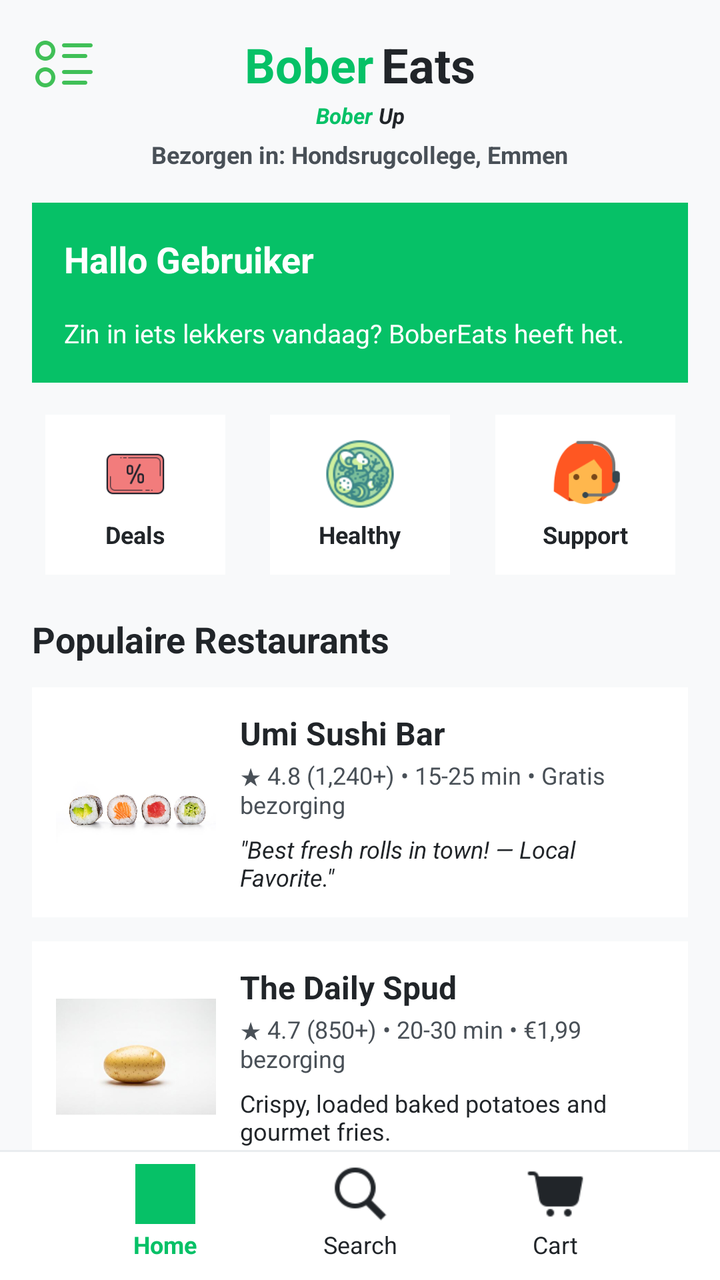
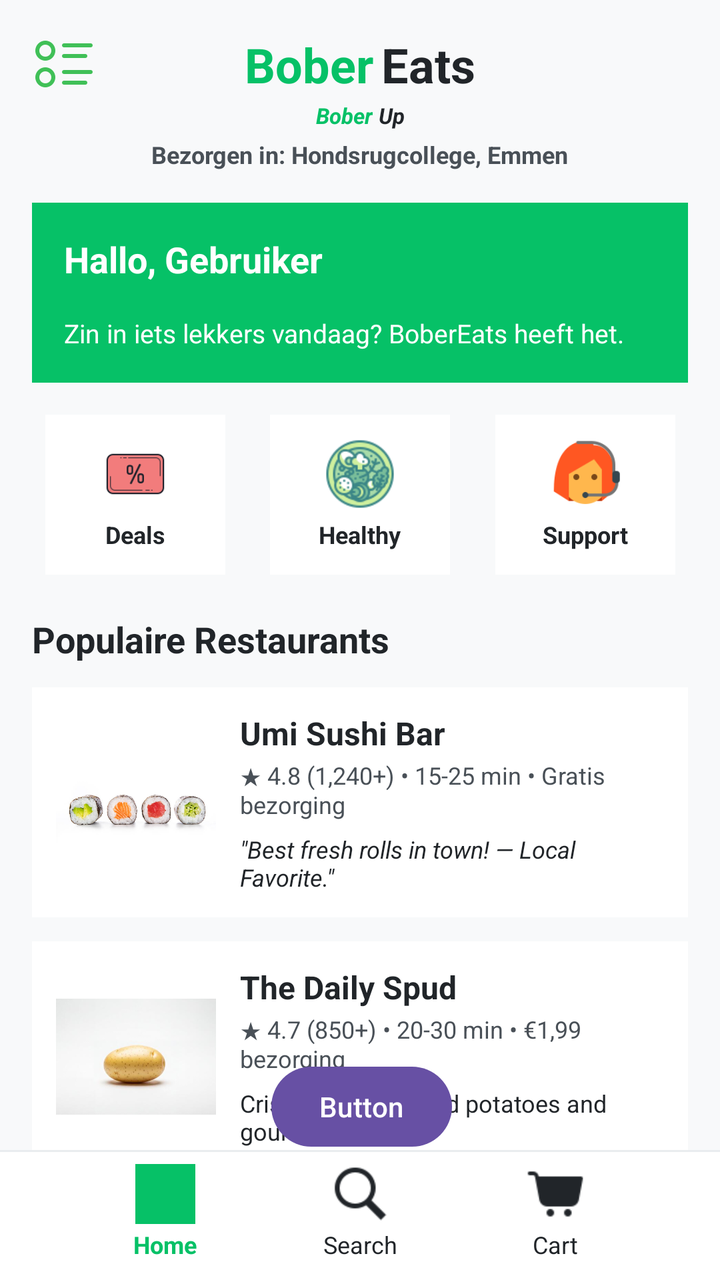

Two renders of the same Android screen: before a commit and after it. Below are the layout's source before the change and the commit's diff.
<!-- AndroidManifest.xml: application theme Theme.AndriodprojectBoberEats -->
<!-- res/layout/activity_main.xml -->
<?xml version="1.0" encoding="utf-8"?>
<androidx.constraintlayout.widget.ConstraintLayout xmlns:android="http://schemas.android.com/apk/res/android"
    xmlns:app="http://schemas.android.com/apk/res-auto"
    xmlns:tools="http://schemas.android.com/tools"
    android:id="@+id/main"
    android:layout_width="match_parent"
    android:layout_height="match_parent"
    android:background="#F8F9FA"
    tools:context=".MainActivity2"
    tools:ignore="UseCompoundDrawables,TextContrastCheck,ImageContrastCheck,HardcodedText,UnnecessarySymbol">

    <ImageView
        android:id="@+id/btnMenu"
        android:layout_width="32dp"
        android:layout_height="32dp"
        android:layout_marginStart="16dp"
        android:layout_marginTop="16dp"
        android:contentDescription="@null"
        app:layout_constraintStart_toStartOf="parent"
        app:layout_constraintTop_toTopOf="parent"
        app:srcCompat="@drawable/icons8_menu_96"
        tools:ignore="ImageContrastCheck" />

    
    <TextView
        android:id="@+id/tvLogoBober"
        android:layout_width="wrap_content"
        android:layout_height="wrap_content"
        android:text="Bober"
        android:textColor="#06C167"
        android:textSize="24sp"
        android:textStyle="bold"
        app:layout_constraintEnd_toStartOf="@+id/tvLogoEats"
        app:layout_constraintHorizontal_chainStyle="packed"
        app:layout_constraintStart_toStartOf="parent"
        app:layout_constraintTop_toTopOf="@+id/btnMenu"
        tools:ignore="TextContrastCheck" />

    
    <TextView
        android:id="@+id/tvLogoEats"
        android:layout_width="wrap_content"
        android:layout_height="wrap_content"
        android:layout_marginStart="4dp"
        android:text="Eats"
        android:textColor="#212529"
        android:textSize="24sp"
        android:textStyle="bold"
        app:layout_constraintBottom_toBottomOf="@+id/tvLogoBober"
        app:layout_constraintEnd_toEndOf="parent"
        app:layout_constraintStart_toEndOf="@+id/tvLogoBober"
        app:layout_constraintTop_toTopOf="@+id/tvLogoBober" />

    
    <TextView
        android:id="@+id/tvSloganBober"
        android:layout_width="wrap_content"
        android:layout_height="wrap_content"
        android:layout_marginTop="2dp"
        android:text="Bober"
        android:textColor="#06C167"
        android:textSize="11sp"
        android:textStyle="bold|italic"
        app:layout_constraintEnd_toStartOf="@+id/tvSloganUp"
        app:layout_constraintHorizontal_chainStyle="packed"
        app:layout_constraintStart_toStartOf="parent"
        app:layout_constraintTop_toBottomOf="@+id/tvLogoBober"
        tools:ignore="TextContrastCheck" />

    <TextView
        android:id="@+id/tvSloganUp"
        android:layout_width="wrap_content"
        android:layout_height="wrap_content"
        android:layout_marginStart="3dp"
        android:text="Up"
        android:textColor="#212529"
        android:textSize="11sp"
        android:textStyle="bold|italic"
        app:layout_constraintBottom_toBottomOf="@+id/tvSloganBober"
        app:layout_constraintEnd_toEndOf="parent"
        app:layout_constraintStart_toEndOf="@+id/tvSloganBober"
        app:layout_constraintTop_toTopOf="@+id/tvSloganBober" />

    <TextView
        android:id="@+id/tvLocation"
        android:layout_width="wrap_content"
        android:layout_height="wrap_content"
        android:layout_marginTop="4dp"
        android:text=" Bezorgen in: Hondsrugcollege, Emmen "
        android:textColor="#495057"
        android:textSize="12sp"
        android:textStyle="bold"
        app:layout_constraintEnd_toEndOf="parent"
        app:layout_constraintStart_toStartOf="parent"
        app:layout_constraintTop_toBottomOf="@+id/tvSloganBober" />

    <View
        android:id="@+id/promoBg"
        android:layout_width="0dp"
        android:layout_height="0dp"
        android:layout_marginStart="16dp"
        android:layout_marginTop="16dp"
        android:layout_marginEnd="16dp"
        android:background="#06C167"
        app:layout_constraintBottom_toBottomOf="@+id/tvPromoSub"
        app:layout_constraintEnd_toEndOf="parent"
        app:layout_constraintStart_toStartOf="parent"
        app:layout_constraintTop_toBottomOf="@+id/tvLocation" />

    <TextView
        android:id="@+id/tvPromoTitle"
        android:layout_width="0dp"
        android:layout_height="wrap_content"
        android:layout_marginStart="32dp"
        android:layout_marginTop="32dp"
        android:layout_marginEnd="32dp"
        android:text="Hallo Gebruiker "
        android:textColor="#FFFFFF"
        android:textSize="18sp"
        android:textStyle="bold"
        app:layout_constraintEnd_toEndOf="parent"
        app:layout_constraintHorizontal_bias="0.0"
        app:layout_constraintStart_toStartOf="parent"
        app:layout_constraintTop_toBottomOf="@+id/tvLocation"
        tools:ignore="TextContrastCheck" />

    <TextView
        android:id="@+id/tvPromoSub"
        android:layout_width="0dp"
        android:layout_height="wrap_content"
        android:layout_marginTop="16dp"
        android:paddingBottom="16dp"
        android:text="Zin in iets lekkers vandaag? BoberEats heeft het."
        android:textColor="#FFFFFF"
        android:textSize="13sp"
        app:layout_constraintEnd_toEndOf="@+id/tvPromoTitle"
        app:layout_constraintHorizontal_bias="0.0"
        app:layout_constraintStart_toStartOf="@+id/tvPromoTitle"
        app:layout_constraintTop_toBottomOf="@+id/tvPromoTitle"
        tools:ignore="TextContrastCheck" />

    <LinearLayout
        android:id="@+id/catDeals"
        android:layout_width="90dp"
        android:layout_height="80dp"
        android:layout_marginTop="16dp"
        android:background="#FFFFFF"
        android:gravity="center"
        android:orientation="vertical"
        app:layout_constraintEnd_toStartOf="@+id/catHealthy"
        app:layout_constraintHorizontal_bias="0.5"
        app:layout_constraintStart_toStartOf="parent"
        app:layout_constraintTop_toBottomOf="@+id/promoBg">

        <ImageView
            android:layout_width="36dp"
            android:layout_height="36dp"
            android:contentDescription="@null"
            app:srcCompat="@drawable/icons8_coupon_100" />

        <TextView
            android:layout_width="wrap_content"
            android:layout_height="wrap_content"
            android:layout_marginTop="4dp"
            android:text="Deals"
            android:textColor="#212529"
            android:textSize="12sp"
            android:textStyle="bold" />
    </LinearLayout>

    <LinearLayout
        android:id="@+id/catHealthy"
        android:layout_width="90dp"
        android:layout_height="80dp"
        android:background="#FFFFFF"
        android:gravity="center"
        android:orientation="vertical"
        app:layout_constraintBottom_toBottomOf="@+id/catDeals"
        app:layout_constraintEnd_toStartOf="@+id/catSupport"
        app:layout_constraintHorizontal_bias="0.5"
        app:layout_constraintStart_toEndOf="@+id/catDeals"
        app:layout_constraintTop_toTopOf="@+id/catDeals">

        <ImageView
            android:layout_width="36dp"
            android:layout_height="36dp"
            android:contentDescription="@null"
            app:srcCompat="@drawable/icons8_salad_64" />

        <TextView
            android:layout_width="wrap_content"
            android:layout_height="wrap_content"
            android:layout_marginTop="4dp"
            android:text="Healthy"
            android:textColor="#212529"
            android:textSize="12sp"
            android:textStyle="bold" />
    </LinearLayout>

    <LinearLayout
        android:id="@+id/catSupport"
        android:layout_width="90dp"
        android:layout_height="80dp"
        android:background="#FFFFFF"
        android:gravity="center"
        android:orientation="vertical"
        app:layout_constraintBottom_toBottomOf="@+id/catHealthy"
        app:layout_constraintEnd_toEndOf="parent"
        app:layout_constraintHorizontal_bias="0.5"
        app:layout_constraintStart_toEndOf="@+id/catHealthy"
        app:layout_constraintTop_toTopOf="@+id/catHealthy">

        <ImageView
            android:layout_width="36dp"
            android:layout_height="36dp"
            android:contentDescription="@null"
            app:srcCompat="@drawable/icons8_support_96" />

        <TextView
            android:layout_width="wrap_content"
            android:layout_height="wrap_content"
            android:layout_marginTop="4dp"
            android:text="Support"
            android:textColor="#212529"
            android:textSize="12sp"
            android:textStyle="bold" />
    </LinearLayout>

    <TextView
        android:id="@+id/tvPopulaireTitel"
        android:layout_width="wrap_content"
        android:layout_height="wrap_content"
        android:layout_marginStart="16dp"
        android:layout_marginTop="20dp"
        android:text="Populaire Restaurants "
        android:textColor="#212529"
        android:textSize="18sp"
        android:textStyle="bold"
        app:layout_constraintStart_toStartOf="parent"
        app:layout_constraintTop_toBottomOf="@+id/catDeals" />

    <androidx.constraintlayout.widget.ConstraintLayout
        android:id="@+id/cardRestaurant1"
        android:layout_width="0dp"
        android:layout_height="wrap_content"
        android:layout_marginStart="16dp"
        android:layout_marginTop="12dp"
        android:layout_marginEnd="16dp"
        android:background="#FFFFFF"
        android:padding="12dp"
        app:layout_constraintEnd_toEndOf="parent"
        app:layout_constraintStart_toStartOf="parent"
        app:layout_constraintTop_toBottomOf="@+id/tvPopulaireTitel">

        <ImageView
            android:id="@+id/imgUmi"
            android:layout_width="80dp"
            android:layout_height="80dp"
            android:contentDescription="@null"
            app:layout_constraintBottom_toBottomOf="parent"
            app:layout_constraintStart_toStartOf="parent"
            app:layout_constraintTop_toTopOf="parent"
            app:srcCompat="@drawable/schermafbeelding_2026_09_29_111956"
            tools:ignore="ImageContrastCheck" />

        <TextView
            android:id="@+id/tvUmiTitle"
            android:layout_width="0dp"
            android:layout_height="wrap_content"
            android:layout_marginStart="12dp"
            android:text="Umi Sushi Bar"
            android:textColor="#212529"
            android:textSize="16sp"
            android:textStyle="bold"
            app:layout_constraintEnd_toEndOf="parent"
            app:layout_constraintStart_toEndOf="@+id/imgUmi"
            app:layout_constraintTop_toTopOf="parent" />

        <TextView
            android:id="@+id/tvUmiDetails"
            android:layout_width="0dp"
            android:layout_height="wrap_content"
            android:layout_marginTop="2dp"
            android:text="★ 4.8 (1,240+) • 15-25 min • Gratis bezorging"
            android:textColor="#495057"
            android:textSize="12sp"
            app:layout_constraintEnd_toEndOf="parent"
            app:layout_constraintStart_toStartOf="@+id/tvUmiTitle"
            app:layout_constraintTop_toBottomOf="@+id/tvUmiTitle" />

        <TextView
            android:id="@+id/tvUmiReview"
            android:layout_width="0dp"
            android:layout_height="wrap_content"
            android:layout_marginTop="6dp"
            android:text="&quot;Best fresh rolls in town! — Local Favorite.&quot;"
            android:textColor="#212529"
            android:textSize="12sp"
            android:textStyle="italic"
            app:layout_constraintEnd_toEndOf="parent"
            app:layout_constraintStart_toStartOf="@+id/tvUmiTitle"
            app:layout_constraintTop_toBottomOf="@+id/tvUmiDetails" />
    </androidx.constraintlayout.widget.ConstraintLayout>

    <androidx.constraintlayout.widget.ConstraintLayout
        android:id="@+id/cardRestaurant2"
        android:layout_width="0dp"
        android:layout_height="wrap_content"
        android:layout_marginStart="16dp"
        android:layout_marginTop="12dp"
        android:layout_marginEnd="16dp"
        android:background="#FFFFFF"
        android:padding="12dp"
        app:layout_constraintEnd_toEndOf="parent"
        app:layout_constraintStart_toStartOf="parent"
        app:layout_constraintTop_toBottomOf="@+id/cardRestaurant1">

        <ImageView
            android:id="@+id/imgSpud"
            android:layout_width="80dp"
            android:layout_height="80dp"
            android:contentDescription="@null"
            app:layout_constraintBottom_toBottomOf="parent"
            app:layout_constraintStart_toStartOf="parent"
            app:layout_constraintTop_toTopOf="parent"
            app:srcCompat="@drawable/schermafbeelding_2026_09_29_113328"
            tools:ignore="ImageContrastCheck" />

        <TextView
            android:id="@+id/tvSpudTitle"
            android:layout_width="0dp"
            android:layout_height="wrap_content"
            android:layout_marginStart="12dp"
            android:text="The Daily Spud"
            android:textColor="#212529"
            android:textSize="16sp"
            android:textStyle="bold"
            app:layout_constraintEnd_toEndOf="parent"
            app:layout_constraintStart_toEndOf="@+id/imgSpud"
            app:layout_constraintTop_toTopOf="parent" />

        <TextView
            android:id="@+id/tvSpudDetails"
            android:layout_width="0dp"
            android:layout_height="wrap_content"
            android:layout_marginTop="2dp"
            android:text="★ 4.7 (850+) • 20-30 min • €1,99 bezorging"
            android:textColor="#495057"
            android:textSize="12sp"
            app:layout_constraintEnd_toEndOf="parent"
            app:layout_constraintStart_toStartOf="@+id/tvSpudTitle"
            app:layout_constraintTop_toBottomOf="@+id/tvSpudTitle" />

        <TextView
            android:id="@+id/tvSpudDesc"
            android:layout_width="0dp"
            android:layout_height="wrap_content"
            android:layout_marginTop="6dp"
            android:text="Crispy, loaded baked potatoes and gourmet fries."
            android:textColor="#212529"
            android:textSize="12sp"
            app:layout_constraintEnd_toEndOf="parent"
            app:layout_constraintStart_toStartOf="@+id/tvSpudTitle"
            app:layout_constraintTop_toBottomOf="@+id/tvSpudDetails" />
    </androidx.constraintlayout.widget.ConstraintLayout>

    <View
        android:id="@+id/bottomNavBg"
        android:layout_width="0dp"
        android:layout_height="64dp"
        android:background="#FFFFFF"
        app:layout_constraintBottom_toBottomOf="parent"
        app:layout_constraintEnd_toEndOf="parent"
        app:layout_constraintStart_toStartOf="parent" />

    <View
        android:id="@+id/bottomNavDivider"
        android:layout_width="0dp"
        android:layout_height="1dp"
        android:background="#E9ECEF"
        app:layout_constraintBottom_toTopOf="@+id/bottomNavBg"
        app:layout_constraintEnd_toEndOf="parent"
        app:layout_constraintStart_toStartOf="parent" />

    <ImageView
        android:id="@+id/navHomeIcon"
        android:layout_width="30dp"
        android:layout_height="30dp"
        android:layout_marginTop="6dp"
        android:contentDescription="@null"
        app:layout_constraintEnd_toStartOf="@+id/navSearchIcon"
        app:layout_constraintHorizontal_bias="0.5"
        app:layout_constraintStart_toStartOf="parent"
        app:layout_constraintTop_toTopOf="@+id/bottomNavBg"
        app:srcCompat="@drawable/schermafbeelding_2026_09_29_114113"
        app:tint="#06C167"
        tools:ignore="ImageContrastCheck" />

    <TextView
        android:id="@+id/navHomeText"
        android:layout_width="wrap_content"
        android:layout_height="wrap_content"
        android:layout_marginTop="2dp"
        android:text="Home"
        android:textColor="#06C167"
        android:textSize="12sp"
        android:textStyle="bold"
        app:layout_constraintEnd_toEndOf="@+id/navHomeIcon"
        app:layout_constraintStart_toStartOf="@+id/navHomeIcon"
        app:layout_constraintTop_toBottomOf="@+id/navHomeIcon"
        tools:ignore="TextContrastCheck" />

    <ImageView
        android:id="@+id/navSearchIcon"
        android:layout_width="30dp"
        android:layout_height="30dp"
        android:contentDescription="@null"
        app:layout_constraintBottom_toBottomOf="@+id/navHomeIcon"
        app:layout_constraintEnd_toStartOf="@+id/navCartIcon"
        app:layout_constraintHorizontal_bias="0.5"
        app:layout_constraintStart_toEndOf="@+id/navHomeIcon"
        app:layout_constraintTop_toTopOf="@+id/navHomeIcon"
        app:srcCompat="@drawable/icons8_search_50"
        app:tint="#212529" />

    <TextView
        android:id="@+id/navSearchText"
        android:layout_width="wrap_content"
        android:layout_height="wrap_content"
        android:layout_marginTop="2dp"
        android:text="Search"
        android:textColor="#212529"
        android:textSize="12sp"
        app:layout_constraintEnd_toEndOf="@+id/navSearchIcon"
        app:layout_constraintStart_toStartOf="@+id/navSearchIcon"
        app:layout_constraintTop_toBottomOf="@+id/navSearchIcon" />

    <ImageView
        android:id="@+id/navCartIcon"
        android:layout_width="30dp"
        android:layout_height="30dp"
        android:contentDescription="@null"
        app:layout_constraintBottom_toBottomOf="@+id/navSearchIcon"
        app:layout_constraintEnd_toEndOf="parent"
        app:layout_constraintHorizontal_bias="0.5"
        app:layout_constraintStart_toEndOf="@+id/navSearchIcon"
        app:layout_constraintTop_toTopOf="@+id/navSearchIcon"
        app:srcCompat="@drawable/icons8_cart_48"
        app:tint="#212529" />

    <TextView
        android:id="@+id/navCartText"
        android:layout_width="wrap_content"
        android:layout_height="wrap_content"
        android:layout_marginTop="2dp"
        android:text="Cart"
        android:textColor="#212529"
        android:textSize="12sp"
        app:layout_constraintEnd_toEndOf="@+id/navCartIcon"
        app:layout_constraintStart_toStartOf="@+id/navCartIcon"
        app:layout_constraintTop_toBottomOf="@+id/navCartIcon" />

</androidx.constraintlayout.widget.ConstraintLayout>
<!-- resources referenced by this layout -->
<resources>
  <!-- drawable icons8_cart_48: png bitmap (drawable, 568 bytes) -->
  <!-- drawable icons8_coupon_100: png bitmap (drawable, 1643 bytes) -->
  <!-- drawable icons8_menu_96: png bitmap (drawable, 1027 bytes) -->
  <!-- drawable icons8_salad_64: png bitmap (drawable, 4606 bytes) -->
  <!-- drawable icons8_search_50: png bitmap (drawable, 949 bytes) -->
  <!-- drawable icons8_support_96: png bitmap (drawable, 2517 bytes) -->
  <!-- drawable schermafbeelding_2026_09_29_111956: png bitmap (drawable, 116883 bytes) -->
  <!-- drawable schermafbeelding_2026_09_29_113328: png bitmap (drawable, 46864 bytes) -->
  <!-- drawable schermafbeelding_2026_09_29_114113: png bitmap (drawable, 20989 bytes) -->
  <style name="Theme.AndriodprojectBoberEats" parent="Base.Theme.AndriodprojectBoberEats" />
  <style name="Base.Theme.AndriodprojectBoberEats" parent="Theme.Material3.DayNight.NoActionBar">
          
          
      </style>
</resources>

<!-- the commit's change to res/layout/activity_main.xml (unified diff, before → after) -->
@@ -21,7 +21,7 @@
         app:srcCompat="@drawable/icons8_menu_96"
         tools:ignore="ImageContrastCheck" />
 
-    
+
     <TextView
         android:id="@+id/tvLogoBober"
         android:layout_width="wrap_content"
@@ -36,7 +36,6 @@
         app:layout_constraintTop_toTopOf="@+id/btnMenu"
         tools:ignore="TextContrastCheck" />
 
-    
     <TextView
         android:id="@+id/tvLogoEats"
         android:layout_width="wrap_content"
@@ -50,8 +49,6 @@
         app:layout_constraintEnd_toEndOf="parent"
         app:layout_constraintStart_toEndOf="@+id/tvLogoBober"
         app:layout_constraintTop_toTopOf="@+id/tvLogoBober" />
-
-    
     <TextView
         android:id="@+id/tvSloganBober"
         android:layout_width="wrap_content"
@@ -114,7 +111,7 @@
         android:layout_marginStart="32dp"
         android:layout_marginTop="32dp"
         android:layout_marginEnd="32dp"
-        android:text="Hallo Gebruiker "
+        android:text="Hallo, Gebruiker "
         android:textColor="#FFFFFF"
         android:textSize="18sp"
         android:textStyle="bold"
@@ -460,4 +457,16 @@
         app:layout_constraintStart_toStartOf="@+id/navCartIcon"
         app:layout_constraintTop_toBottomOf="@+id/navCartIcon" />
 
+    <Button
+        android:id="@+id/button"
+        android:layout_width="wrap_content"
+        android:layout_height="wrap_content"
+        android:text="Button"
+        app:layout_constraintBottom_toBottomOf="parent"
+        app:layout_constraintEnd_toEndOf="parent"
+        app:layout_constraintHorizontal_bias="0.503"
+        app:layout_constraintStart_toStartOf="parent"
+        app:layout_constraintTop_toTopOf="parent"
+        app:layout_constraintVertical_bias="0.894" />
+
 </androidx.constraintlayout.widget.ConstraintLayout>
